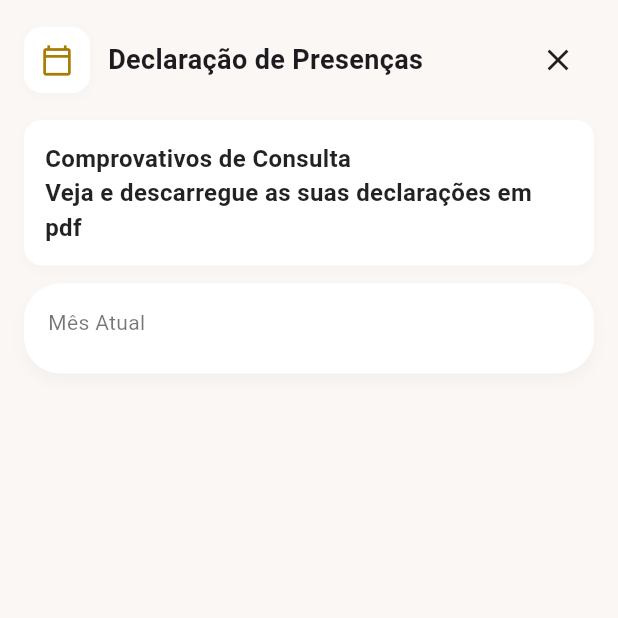
After one commit to pv27643/ClinicaDent-ria, a Flutter app: the Menu screen opened by its route, after a tap on "Declarações/Docs", on a phone screen of 412 x 824 dp, the top half of it. The commit adds this screen. Run offline on Flutter 3.47's test engine with Material 3 defaults, Android fonts, the phone set to English and light mode, and no system bars.

Commit message:
inicio declaracao, nao acabei o agendar consulta esqueci-me

```diff
--- a/mobile/lib/Menu.dart
+++ b/mobile/lib/Menu.dart
@@ -1,5 +1,6 @@
 import 'package:flutter/material.dart';
 import 'marcar_consulta.dart';
+import 'declaracao.dart';
 //cor do amarelo/dourado é a87b05
 
 //criar classe
@@ -136,7 +137,17 @@ class _MenuState extends State<Menu> {
                   ),
                   _menuCard(icon: Icons.medical_services_outlined, title: 'Planos de Tratamento', subtitle: 'Acompanhe etapas'),
                   _menuCard(icon: Icons.people_outline, title: 'Dependentes', subtitle: 'Gerir familiares'),
-                  _menuCard(icon: Icons.description_outlined, title: 'Declarações/Docs', subtitle: 'Descarregar comprov.'),
+                  _menuCard(
+                    icon: Icons.description_outlined,
+                    title: 'Declarações/Docs',
+                    subtitle: 'Descarregar comprov.',
+                    onTap: () {
+                      Navigator.push(
+                        context,
+                        MaterialPageRoute(builder: (context) => const Declaracao()),
+                      );
+                    },
+                  ),
                   _menuCard(icon: Icons.person_outline, title: 'Perfil', subtitle: 'Dados e segurança'),
                   _menuCard(icon: Icons.mail_outline, title: 'Contactar Clínica', subtitle: 'Envie uma mensagem'),
                 ],
--- /dev/null
+++ b/mobile/lib/declaracao.dart
@@ -0,0 +1,111 @@
+import 'package:flutter/material.dart';
+
+class Declaracao extends StatefulWidget {
+  const Declaracao({super.key});
+
+  @override
+  State<Declaracao> createState() => _Declaracao();
+}
+
+class _Declaracao extends State<Declaracao> {
+  @override
+  Widget build(BuildContext context) {
+    final bg = const Color(0xFFFAF7F4);
+    final cardBg = Colors.white;
+    final primaryGold = const Color(0xFFA87B05);
+    return Scaffold(
+      backgroundColor: bg,
+      body: SafeArea(
+        child: SingleChildScrollView(
+          padding: const EdgeInsets.symmetric(horizontal: 16, vertical: 16),
+          child: Column(
+            crossAxisAlignment: CrossAxisAlignment.stretch,
+            children: [
+              Row(
+                children: [
+                  Container(
+                    width: 44,
+                    height: 44,
+                    decoration: BoxDecoration(
+                      color: Colors.white,
+                      borderRadius: BorderRadius.circular(12),
+                      boxShadow: [
+                        BoxShadow(
+                          color: const Color.fromRGBO(0, 0, 0, 0.02),
+                          blurRadius: 6,
+                          offset: const Offset(0, 2),
+                        ),
+                      ],
+                    ),
+                    child: Center(
+                      child: Icon(
+                        Icons.calendar_today_outlined,
+                        color: primaryGold,
+                        size: 22,
+                      ),
+                    ),
+                  ),
+                  const SizedBox(width: 12),
+                  const Text(
+                    'Declaração de Presenças',
+                    style: TextStyle(fontWeight: FontWeight.w600, fontSize: 18),
+                  ),
+                  const Spacer(),
+                  IconButton(
+                    splashRadius: 20,
+                    icon: const Icon(Icons.close, color: Colors.black87),
+                    onPressed: () => Navigator.pop(context),
+                  ),
+                ],
+              ),
+              const SizedBox(height: 16),
+
+              Container(
+                width: double.infinity,
+                padding: const EdgeInsets.all(14),
+                decoration: BoxDecoration(
+                  color: Colors.white,
+                  borderRadius: BorderRadius.circular(12),
+                  boxShadow: [
+                    BoxShadow(
+                      color: const Color.fromRGBO(0, 0, 0, 0.02),
+                      blurRadius: 6,
+                      offset: Offset(0, 3),
+                    ),
+                  ],
+                ),
+                child: const Text(
+                  'Comprovativos de Consulta\nVeja e descarregue as suas declarações em pdf',
+                  style: TextStyle(
+                    fontSize: 16,
+                    fontWeight: FontWeight.w700,
+                    color: Colors.black87,
+                  ),
+                ),
+              ),
+              const SizedBox(height: 12),
+
+              Container(
+                padding: const EdgeInsets.all(16),
+                decoration: BoxDecoration(
+                  color: cardBg,
+                  borderRadius: BorderRadius.circular(24),
+                  boxShadow: [
+                    BoxShadow(color: const Color.fromRGBO(0, 0, 0, 0.03), blurRadius: 8, offset: const Offset(0, 5)),
+                  ],
+                ),
+                child: Column(
+                  crossAxisAlignment: CrossAxisAlignment.start,
+                  children: [
+                    const Text('Mês Atual', style: TextStyle(color: Colors.black54)),
+                    const SizedBox(height: 8),
+                  ],
+                ),
+              ),
+            ],
+          ),
+        ),
+      ),
+    );
+  }
+}
```
